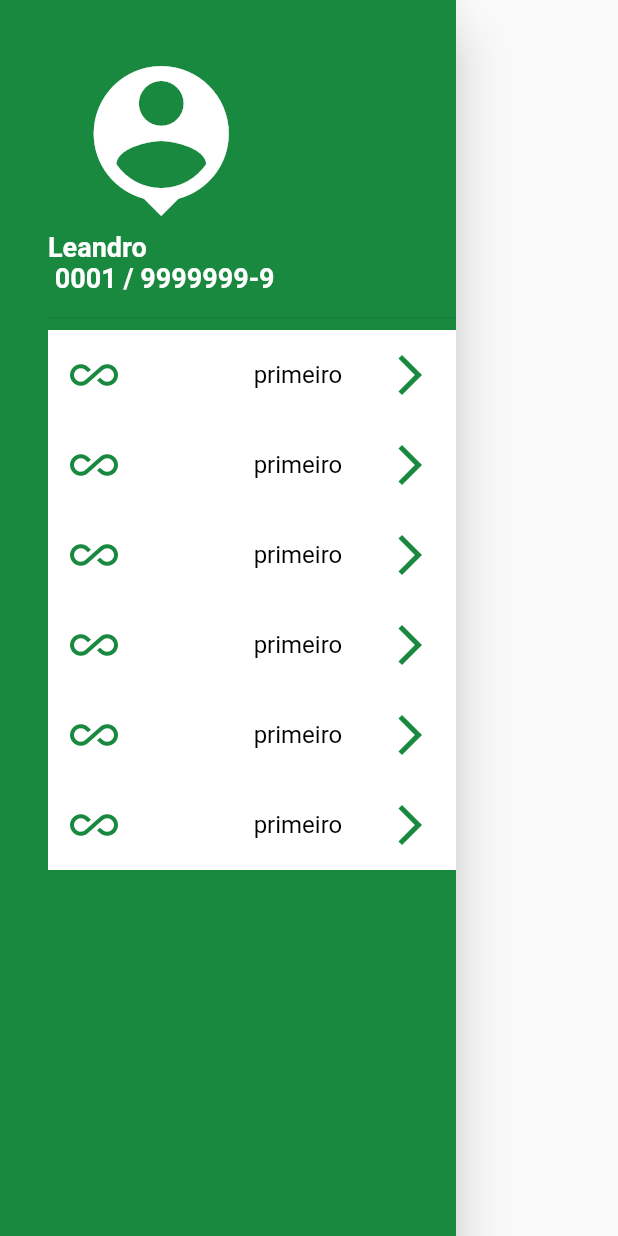
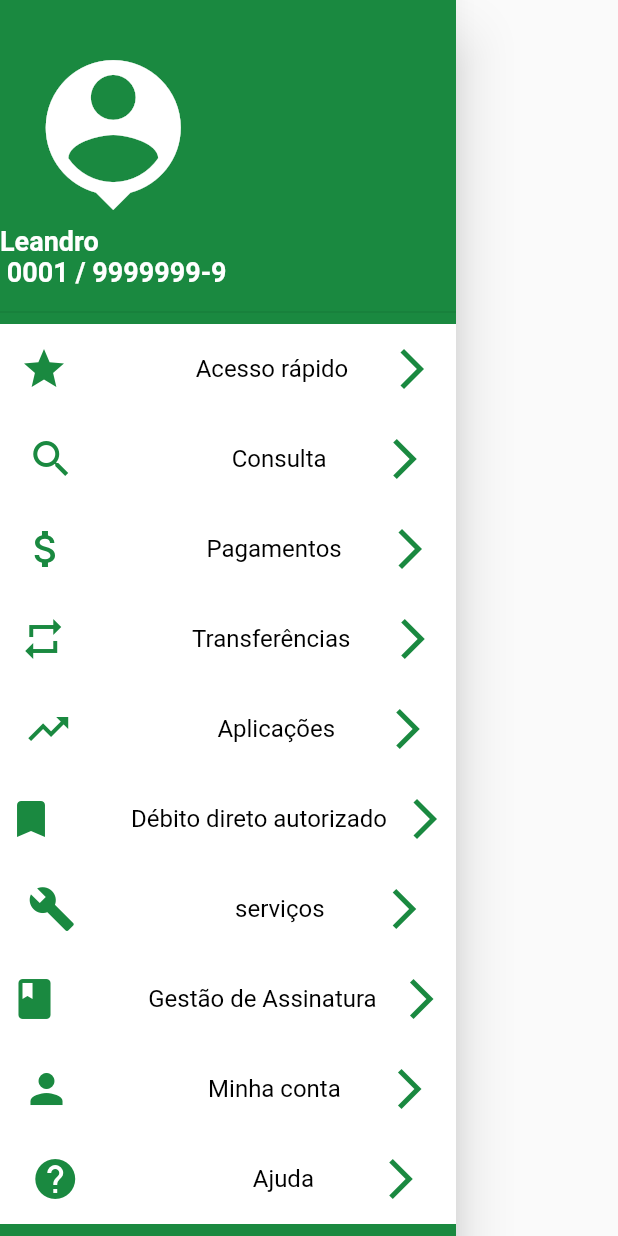
Before and after one commit to leandrorochaadm/credisis_demo, a Flutter app: the CustomDrawer widget shown alone on an empty page, opened directly, on a phone screen of 412 x 824 dp. Run offline on Flutter 3.47's test engine with Material 2 defaults, Android fonts, the phone set to English and light mode, and no system bars.

Commit message:
nomes no menu

```diff
--- a/lib/widgets/CustomDrawer.dart
+++ b/lib/widgets/CustomDrawer.dart
@@ -15,10 +15,10 @@ import 'package:flutter/material.dart';
          children: <Widget>[
            _builderDrawerBack(),
            ListView(
-             padding: EdgeInsets.only(left: 32.0, top: 10.0),
+             padding: EdgeInsets.only(left: 0.0, top: 10.0),
              children: <Widget>[
                Container(
-                 margin: EdgeInsets.fromLTRB(0.0, 16.0, 16.0, 8.0),
+                 margin: EdgeInsets.fromLTRB(0.0, 12.0, 20.0, 8.0),
                  height: 170.0,
                  child: Stack(
                    children: <Widget>[
@@ -49,12 +49,16 @@ import 'package:flutter/material.dart';
                  ),
                ),
                Divider(),
-               DrawerTile(Icons.all_inclusive, "primeiro"),
-               DrawerTile(Icons.all_inclusive, "primeiro"),
-               DrawerTile(Icons.all_inclusive, "primeiro"),
-               DrawerTile(Icons.all_inclusive, "primeiro"),
-               DrawerTile(Icons.all_inclusive, "primeiro"),
-               DrawerTile(Icons.all_inclusive, "primeiro"),
+               DrawerTile(Icons.star, "Acesso rápido"),
+               DrawerTile(Icons.search, "Consulta"),
+               DrawerTile(Icons.attach_money, "Pagamentos"),
+               DrawerTile(Icons.repeat, "Transferências"),
+               DrawerTile(Icons.trending_up, "Aplicações"),
+               DrawerTile(Icons.bookmark, "Débito direto autorizado"),
+               DrawerTile(Icons.build, "serviços"),
+               DrawerTile(Icons.book, "Gestão de Assinatura"),
+               DrawerTile(Icons.person, "Minha conta"),
+               DrawerTile(Icons.help, "Ajuda"),
              ],
            )
          ],
```
